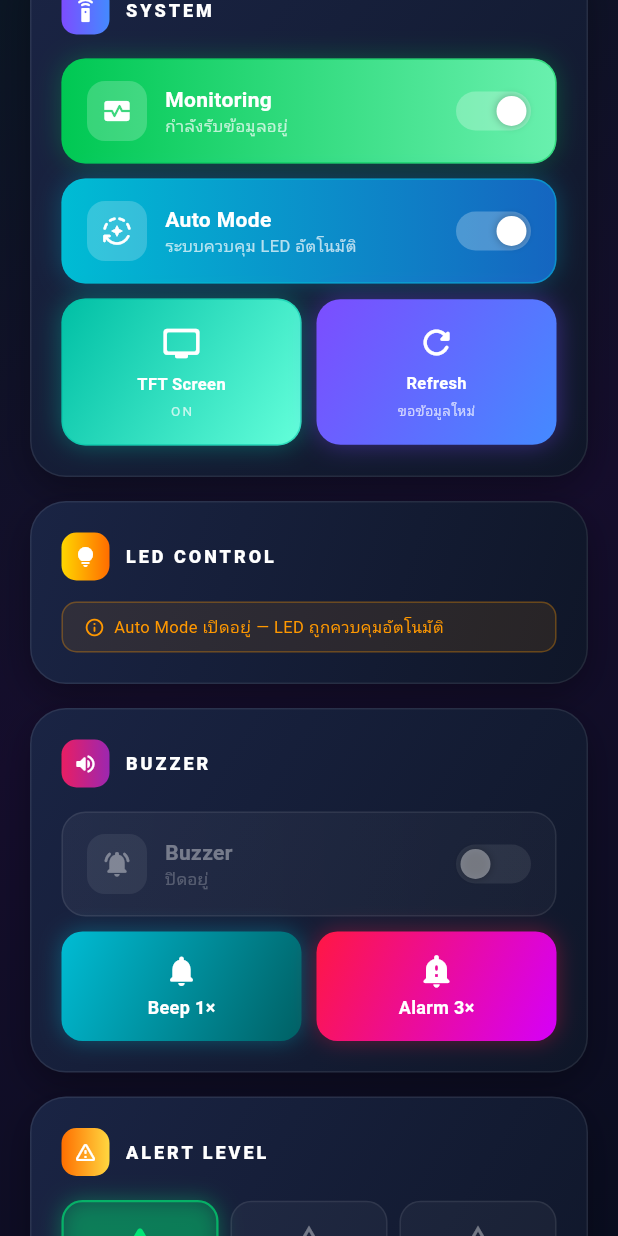
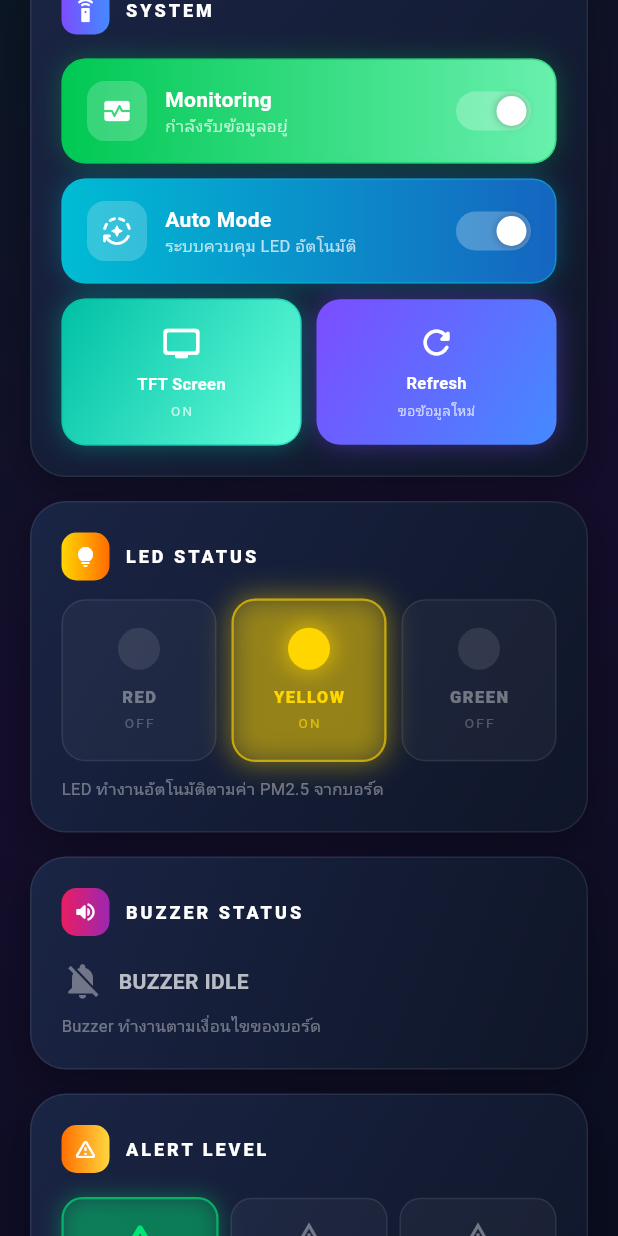
Before and after one commit to Ging18032548/iotflutter, a Flutter app: the screen it shows after launch, scrolled down 576 dp, on a phone screen of 412 x 824 dp. Run offline on Flutter 3.47's test engine with Material 3 defaults, Android fonts, the phone set to English and light mode, and no system bars; missing offline and left inert: mqtt_client.

Commit message:
up flutter IOT

```diff
--- a/lib/home_page.dart
+++ b/lib/home_page.dart
@@ -86,25 +86,25 @@ class _HomePageState extends State<HomePage> with TickerProviderStateMixin {
     }
   }
 
-  void _toggleLed(String color, bool current) {
-    _tap();
-    if (color == 'red') {
-      setState(() => _ledRed = !current);
-      _sendCommand('led_red', _ledRed ? 'true' : 'false');
-    } else if (color == 'yellow') {
-      setState(() => _ledYellow = !current);
-      _sendCommand('led_yellow', _ledYellow ? 'true' : 'false');
-    } else {
-      setState(() => _ledGreen = !current);
-      _sendCommand('led_green', _ledGreen ? 'true' : 'false');
-    }
-  }
+  // void _toggleLed(String color, bool current) {
+  //   _tap();
+  //   if (color == 'red') {
+  //     setState(() => _ledRed = !current);
+  //     _sendCommand('led_red', _ledRed ? 'true' : 'false');
+  //   } else if (color == 'yellow') {
+  //     setState(() => _ledYellow = !current);
+  //     _sendCommand('led_yellow', _ledYellow ? 'true' : 'false');
+  //   } else {
+  //     setState(() => _ledGreen = !current);
+  //     _sendCommand('led_green', _ledGreen ? 'true' : 'false');
+  //   }
+  // }
 
-  void _toggleBuzzer() {
-    _tap();
-    setState(() => _buzzerState = !_buzzerState);
-    _sendCommand('buzzer', _buzzerState ? 'true' : 'false');
-  }
+  // void _toggleBuzzer() {
+  //   _tap();
+  //   setState(() => _buzzerState = !_buzzerState);
+  //   _sendCommand('buzzer', _buzzerState ? 'true' : 'false');
+  // }
 
   void _toggleScreen() {
     _tap();
@@ -124,17 +124,17 @@ class _HomePageState extends State<HomePage> with TickerProviderStateMixin {
     _sendCommand('alert_level', '$level');
   }
 
-  void _beepOnce() {
-    _tap();
-    _sendCommand('beep', '1');
-    _showSnack('🔔 Beep 1 ครั้ง');
-  }
+  // void _beepOnce() {
+  //   _tap();
+  //   _sendCommand('beep', '1');
+  //   _showSnack('🔔 Beep 1 ครั้ง');
+  // }
 
-  void _beepAlarm() {
-    _tap();
-    _sendCommand('beep', '3');
-    _showSnack('🚨 Alarm 3 ครั้ง');
-  }
+  // void _beepAlarm() {
+  //   _tap();
+  //   _sendCommand('beep', '3');
+  //   _showSnack('🚨 Alarm 3 ครั้ง');
+  // }
 
   void _refreshData() {
     _tap();
@@ -547,28 +547,13 @@ class _HomePageState extends State<HomePage> with TickerProviderStateMixin {
     child: Column(
       crossAxisAlignment: CrossAxisAlignment.start,
       children: [
-          _sectionHeader("LED CONTROL", Icons.lightbulb_rounded, [const Color(0xFFFFD600), const Color(0xFFFF6D00)]),
-          const SizedBox(height: 6),
-          if (_autoMode)
-            Container(
-              margin: const EdgeInsets.only(top: 8),
-              padding: const EdgeInsets.symmetric(horizontal: 14, vertical: 8),
-              decoration: BoxDecoration(
-                color: Colors.orange.withValues(alpha: 0.1),
-                borderRadius: BorderRadius.circular(10),
-                border: Border.all(color: Colors.orange.withValues(alpha: 0.3)),
+        _sectionHeader(
+          "LED STATUS",
+          Icons.lightbulb_rounded,
+          [Color(0xFFFFD600), Color(0xFFFF6D00)],
         ),
-              child: const Row(
-                children: [
-                  Icon(Icons.info_outline_rounded, color: Colors.orange, size: 14),
-                  SizedBox(width: 6),
-                  Text("Auto Mode เปิดอยู่ — LED ถูกควบคุมอัตโนมัติ",
-                      style: TextStyle(color: Colors.orange, fontSize: 11)),
-                ],
-              ),
-            )
-          else ...[
         const SizedBox(height: 12),
+
         Row(
           children: [
             Expanded(
@@ -577,7 +562,7 @@ class _HomePageState extends State<HomePage> with TickerProviderStateMixin {
                 icon: Icons.circle,
                 isOn: _ledRed,
                 color: const Color(0xFFFF1744),
-                    onToggle: () => _toggleLed('red', _ledRed),
+                onToggle: () {}, // ❌ ไม่ให้กด
               ),
             ),
             const SizedBox(width: 10),
@@ -587,7 +572,7 @@ class _HomePageState extends State<HomePage> with TickerProviderStateMixin {
                 icon: Icons.circle,
                 isOn: _ledYellow,
                 color: const Color(0xFFFFD600),
-                    onToggle: () => _toggleLed('yellow', _ledYellow),
+                onToggle: () {},
               ),
             ),
             const SizedBox(width: 10),
@@ -597,12 +582,21 @@ class _HomePageState extends State<HomePage> with TickerProviderStateMixin {
                 icon: Icons.circle,
                 isOn: _ledGreen,
                 color: const Color(0xFF00E676),
-                    onToggle: () => _toggleLed('green', _ledGreen),
+                onToggle: () {},
               ),
             ),
           ],
         ),
-          ],
+
+        const SizedBox(height: 10),
+
+        const Text(
+          "LED ทำงานอัตโนมัติตามค่า PM2.5 จากบอร์ด",
+          style: TextStyle(
+            color: Colors.white38,
+            fontSize: 11,
+          ),
+        ),
       ],
     ),
   );
@@ -615,77 +609,39 @@ class _HomePageState extends State<HomePage> with TickerProviderStateMixin {
     child: Column(
       crossAxisAlignment: CrossAxisAlignment.start,
       children: [
-          _sectionHeader("BUZZER", Icons.volume_up_rounded, [const Color(0xFFE91E63), const Color(0xFF9C27B0)]),
+        _sectionHeader(
+          "BUZZER STATUS",
+          Icons.volume_up_rounded,
+          [Color(0xFFE91E63), Color(0xFF9C27B0)],
+        ),
         const SizedBox(height: 16),
+
         Row(
           children: [
-              Expanded(
-                child: _BigToggle(
-                  label: "Buzzer",
-                  subtitle: _buzzerState ? "เปิดอยู่" : "ปิดอยู่",
-                  icon: Icons.notifications_active_rounded,
-                  isOn: _buzzerState,
-                  onToggle: _toggleBuzzer,
-                  gradient: _buzzerState
-                      ? [const Color(0xFFE91E63), const Color(0xFF9C27B0)]
-                      : [const Color(0xFF37474F), const Color(0xFF546E7A)],
+            Icon(
+              _buzzerState ? Icons.notifications_active : Icons.notifications_off,
+              color: _buzzerState ? Colors.red : Colors.white38,
+              size: 28,
+            ),
+            const SizedBox(width: 10),
+            Text(
+              _buzzerState ? "BUZZER ACTIVE" : "BUZZER IDLE",
+              style: const TextStyle(
+                color: Colors.white70,
+                fontWeight: FontWeight.w600,
               ),
             ),
           ],
         ),
-          const SizedBox(height: 10),
-          Row(
-            children: [
-              Expanded(
-                child: GestureDetector(
-                  onTap: _beepOnce,
-                  child: Container(
-                    padding: const EdgeInsets.symmetric(vertical: 14),
-                    decoration: BoxDecoration(
-                      gradient: const LinearGradient(
-                        colors: [Color(0xFF00BCD4), Color(0xFF006064)],
-                        begin: Alignment.topLeft,
-                        end: Alignment.bottomRight,
+
+        const SizedBox(height: 8),
+
+        const Text(
+          "Buzzer ทำงานตามเงื่อนไขของบอร์ด",
+          style: TextStyle(
+            color: Colors.white38,
+            fontSize: 11,
           ),
-                      borderRadius: BorderRadius.circular(14),
-                      boxShadow: [BoxShadow(color: const Color(0xFF00BCD4).withValues(alpha: 0.35), blurRadius: 12)],
-                    ),
-                    child: const Column(
-                      children: [
-                        Icon(Icons.notifications_rounded, color: Colors.white, size: 24),
-                        SizedBox(height: 4),
-                        Text("Beep 1×", style: TextStyle(color: Colors.white, fontSize: 12, fontWeight: FontWeight.w700)),
-                      ],
-                    ),
-                  ),
-                ),
-              ),
-              const SizedBox(width: 10),
-              Expanded(
-                child: GestureDetector(
-                  onTap: _beepAlarm,
-                  child: Container(
-                    padding: const EdgeInsets.symmetric(vertical: 14),
-                    decoration: BoxDecoration(
-                      gradient: const LinearGradient(
-                        colors: [Color(0xFFFF1744), Color(0xFFD500F9)],
-                        begin: Alignment.topLeft,
-                        end: Alignment.bottomRight,
-                      ),
-                      borderRadius: BorderRadius.circular(14),
-                      boxShadow: [BoxShadow(color: const Color(0xFFFF1744).withValues(alpha: 0.35), blurRadius: 12)],
-                    ),
-                    child: const Column(
-                      children: [
-                        Icon(Icons.notification_important_rounded, color: Colors.white, size: 24),
-                        SizedBox(height: 4),
-                        Text("Alarm 3×", style: TextStyle(color: Colors.white, fontSize: 12, fontWeight: FontWeight.w700)),
-                      ],
-                    ),
-                  ),
-                ),
-              ),
-            ],
         ),
       ],
     ),
--- a/lib/home_service.dart
+++ b/lib/home_service.dart
@@ -4,6 +4,12 @@ class HomeService {
   int pm25 = 0;
   double temperature = 0.0;
   double humidity = 0.0;
+
+  bool ledRed = false;
+  bool ledYellow = false;
+  bool ledGreen = false;
+  bool buzzer = false;
+
   void update(Map<String, dynamic> msg) {
     try {
       debugPrint("RAW MSG: $msg");
@@ -14,8 +20,13 @@ void update(Map<String, dynamic> msg) {
       temperature = (d["temperature"] ?? 0.0).toDouble();
       humidity = (d["humidity"] ?? 0.0).toDouble();
 
-    debugPrint("Updated -> PM2.5: $pm25 | Temp: $temperature | Hum: $humidity");
-
+      debugPrint(
+        "Updated -> PM2.5: $pm25 | Temp: $temperature | Hum: $humidity",
+      );
+      ledRed = d["led_red"] ?? false;
+      ledYellow = d["led_yellow"] ?? false;
+      ledGreen = d["led_green"] ?? false;
+      buzzer = d["buzzer"] ?? false;
     } catch (e) {
       debugPrint("HomeService Error: $e");
     }
```
Lines whose indentation alone changed are shown as unchanged.
